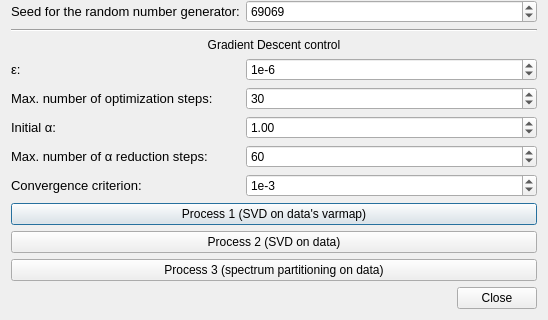
Qt form imagejockey/vardecomp/variographicdecompositiondialog.ui (PauloCarvalhoRJ/gammaray) before a commit; both pictures show x 0 to 548 and y 342 to 662 of the 548 by 662 pixel window.
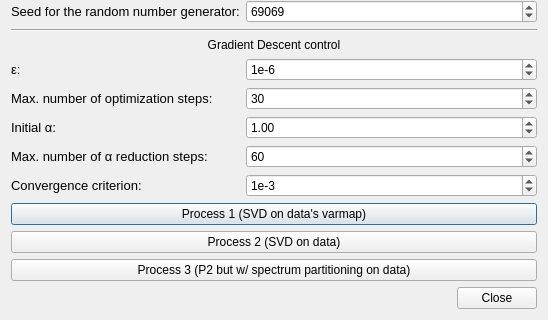
The same form after that commit.

Commit message: Variographic Decomposition: new atom learning method: WIP.

```diff
--- a/imagejockey/vardecomp/variographicdecompositiondialog.ui
+++ b/imagejockey/vardecomp/variographicdecompositiondialog.ui
@@ -472,7 +472,7 @@
      <item row="26" column="0" colspan="2">
       <widget class="QPushButton" name="btnProcess3">
        <property name="text">
-        <string>Process 3 (spectrum partitioning on data)</string>
+        <string>Process 3 (P2 but w/ spectrum partitioning on data)</string>
        </property>
       </widget>
      </item>
```
The commit also changes 2 other files.
